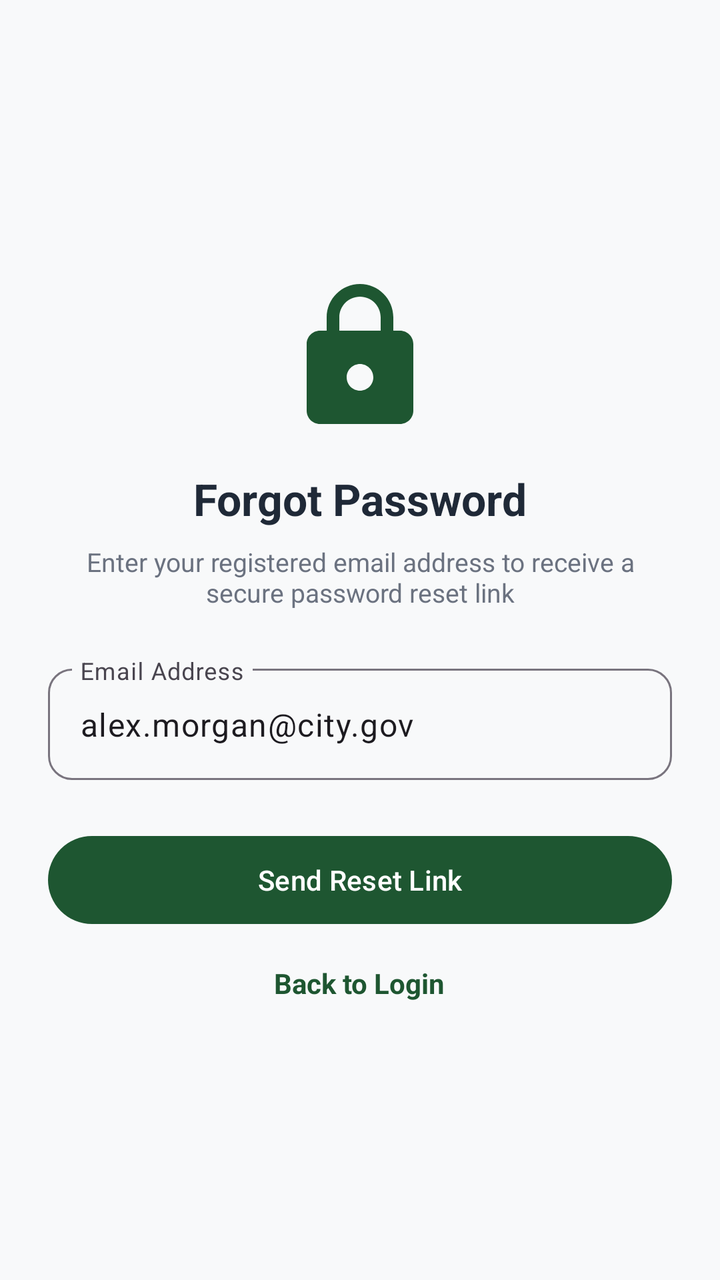
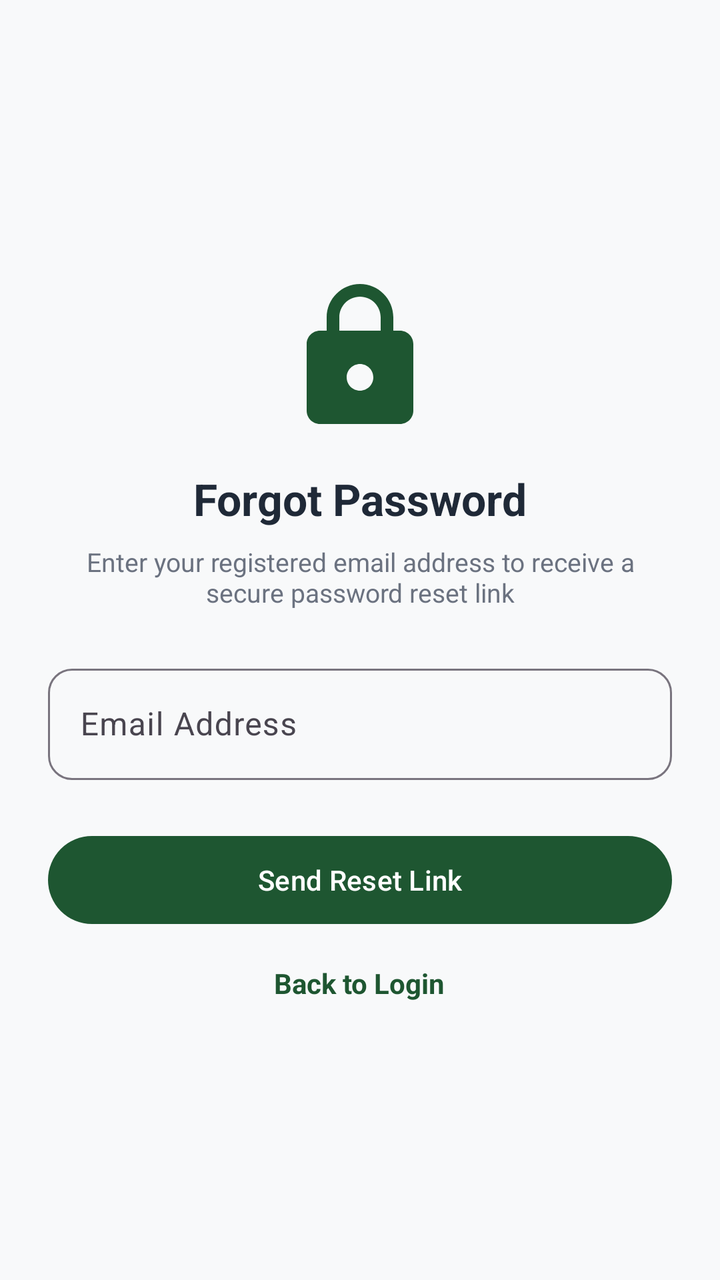

An Android layout rendered at two revisions. The XML below is the earlier revision; the diff shows what the commit changed to produce the second picture.
<!-- AndroidManifest.xml: application theme Theme.SmartMunicipalWasteManagementSystem -->
<!-- res/layout/fragment_forgot_password.xml -->
<?xml version="1.0" encoding="utf-8"?>
<LinearLayout xmlns:android="http://schemas.android.com/apk/res/android"
    xmlns:app="http://schemas.android.com/apk/res-auto"
    android:layout_width="match_parent"
    android:layout_height="match_parent"
    android:background="@color/bg_slate_gray"
    android:gravity="center"
    android:orientation="vertical"
    android:padding="24dp">

    <ImageView
        android:layout_width="80dp"
        android:layout_height="80dp"
        android:src="@drawable/ic_padlock" />

    <TextView
        android:layout_width="wrap_content"
        android:layout_height="wrap_content"
        android:layout_marginTop="16dp"
        android:text="Forgot Password"
        android:textColor="@color/text_primary"
        android:textSize="22sp"
        android:textStyle="bold" />

    <TextView
        android:layout_width="wrap_content"
        android:layout_height="wrap_content"
        android:layout_marginTop="8dp"
        android:text="Enter your registered email address to receive a secure password reset link"
        android:textAlignment="center"
        android:textColor="@color/text_secondary"
        android:textSize="13sp" />

    <com.google.android.material.textfield.TextInputLayout
        style="@style/Widget.Material3.TextInputLayout.OutlinedBox"
        android:layout_width="match_parent"
        android:layout_height="wrap_content"
        android:layout_marginTop="24dp"
        android:hint="Email Address"
        app:boxCornerRadiusBottomEnd="12dp"
        app:boxCornerRadiusBottomStart="12dp"
        app:boxCornerRadiusTopEnd="12dp"
        app:boxCornerRadiusTopStart="12dp">

        <com.google.android.material.textfield.TextInputEditText
            android:layout_width="match_parent"
            android:layout_height="wrap_content"
            android:inputType="textEmailAddress"
            android:text="alex.morgan@city.gov" />
    </com.google.android.material.textfield.TextInputLayout>

    <com.google.android.material.button.MaterialButton
        android:id="@+id/btn_send_reset_link"
        style="@style/Widget.App.Button.Pill"
        android:layout_width="match_parent"
        android:layout_height="52dp"
        android:layout_marginTop="24dp"
        android:text="Send Reset Link" />

    <TextView
        android:id="@+id/tv_back_to_login"
        android:layout_width="wrap_content"
        android:layout_height="wrap_content"
        android:layout_marginTop="16dp"
        android:text="Back to Login"
        android:textColor="@color/deep_forest_green"
        android:textStyle="bold" />
</LinearLayout>
<!-- resources referenced by this layout -->
<resources>
  <color name="bg_slate_gray">#F8F9FA</color>
  <color name="deep_forest_green">#1E5631</color>
  <color name="text_primary">#1F2937</color>
  <color name="text_secondary">#6B7280</color>
  <!-- drawable ic_padlock (drawable) -->
  <vector xmlns:android="http://schemas.android.com/apk/res/android"
      android:width="72dp"
      android:height="72dp"
      android:viewportWidth="24"
      android:viewportHeight="24">
    <path
        android:fillColor="@color/deep_forest_green"
        android:pathData="M18,8h-1V6c0,-2.76 -2.24,-5 -5,-5S7,3.24 7,6v2H6c-1.1,0 -2,0.9 -2,2v10c0,1.1 0.9,2 2,2h12c1.1,0 2,-0.9 2,-2V10c0,-1.1 -0.9,-2 -2,-2zm-6,9c-1.1,0 -2,-0.9 -2,-2s0.9,-2 2,-2 2,0.9 2,2 -0.9,2 -2,2zm3.1,-9H8.9V6c0,-1.71 1.39,-3.1 3.1,-3.1 1.71,0 3.1,1.39 3.1,3.1v2z"/>
  </vector>
  <style name="Widget.App.Button.Pill" parent="Widget.Material3.Button">
          <item name="backgroundTint">@color/deep_forest_green</item>
          <item name="cornerRadius">24dp</item>
          <item name="android:textColor">@color/white</item>
          <item name="android:paddingTop">12dp</item>
          <item name="android:paddingBottom">12dp</item>
      </style>
  <style name="Theme.SmartMunicipalWasteManagementSystem" parent="Base.Theme.SmartMunicipalWasteManagementSystem" />
  <color name="white">#FFFFFFFF</color>
  <style name="Base.Theme.SmartMunicipalWasteManagementSystem" parent="Theme.Material3.DayNight.NoActionBar">
          
          <item name="colorPrimary">@color/deep_forest_green</item>
          <item name="colorOnPrimary">@color/white</item>
          <item name="colorPrimaryContainer">@color/emerald_light</item>
          <item name="colorOnPrimaryContainer">@color/deep_forest_green</item>
          <item name="colorSecondary">@color/emerald_primary</item>
          <item name="colorOnSecondary">@color/white</item>
          <item name="android:windowBackground">@color/bg_slate_gray</item>
          <item name="android:statusBarColor">@color/deep_forest_green</item>
          <item name="android:windowLightStatusBar">false</item>
      </style>
  <color name="emerald_light">#E8F5E9</color>
  <color name="emerald_primary">#2E7D32</color>
</resources>

<!-- the commit's change to res/layout/fragment_forgot_password.xml (unified diff, before → after) -->
@@ -11,6 +11,7 @@
     <ImageView
         android:layout_width="80dp"
         android:layout_height="80dp"
+        android:contentDescription="@string/app_logo_description"
         android:src="@drawable/ic_padlock" />
 
     <TextView
@@ -31,6 +32,7 @@
         android:textColor="@color/text_secondary"
         android:textSize="13sp" />
 
+    
     <com.google.android.material.textfield.TextInputLayout
         style="@style/Widget.Material3.TextInputLayout.OutlinedBox"
         android:layout_width="match_parent"
@@ -40,13 +42,14 @@
         app:boxCornerRadiusBottomEnd="12dp"
         app:boxCornerRadiusBottomStart="12dp"
         app:boxCornerRadiusTopEnd="12dp"
-        app:boxCornerRadiusTopStart="12dp">
+        app:boxCornerRadiusTopStart="12dp"
+        app:placeholderText="e.g. user@smartwaste.gov">
 
         <com.google.android.material.textfield.TextInputEditText
+            android:id="@+id/et_forgot_email"
             android:layout_width="match_parent"
             android:layout_height="wrap_content"
-            android:inputType="textEmailAddress"
-            android:text="alex.morgan@city.gov" />
+            android:inputType="textEmailAddress" />
     </com.google.android.material.textfield.TextInputLayout>
 
     <com.google.android.material.button.MaterialButton
<!-- resource entries referenced after the edit -->
@@ -14,6 +14,7 @@
         android:fillColor="@color/deep_forest_green"
         android:pathData="M18,8h-1V6c0,-2.76 -2.24,-5 -5,-5S7,3.24 7,6v2H6c-1.1,0 -2,0.9 -2,2v10c0,1.1 0.9,2 2,2h12c1.1,0 2,-0.9 2,-2V10c0,-1.1 -0.9,-2 -2,-2zm-6,9c-1.1,0 -2,-0.9 -2,-2s0.9,-2 2,-2 2,0.9 2,2 -0.9,2 -2,2zm3.1,-9H8.9V6c0,-1.71 1.39,-3.1 3.1,-3.1 1.71,0 3.1,1.39 3.1,3.1v2z"/>
   </vector>
+  <string name="app_logo_description">Smart Municipal Waste System Logo</string>
   <style name="Widget.App.Button.Pill" parent="Widget.Material3.Button">
           <item name="backgroundTint">@color/deep_forest_green</item>
           <item name="cornerRadius">24dp</item>
